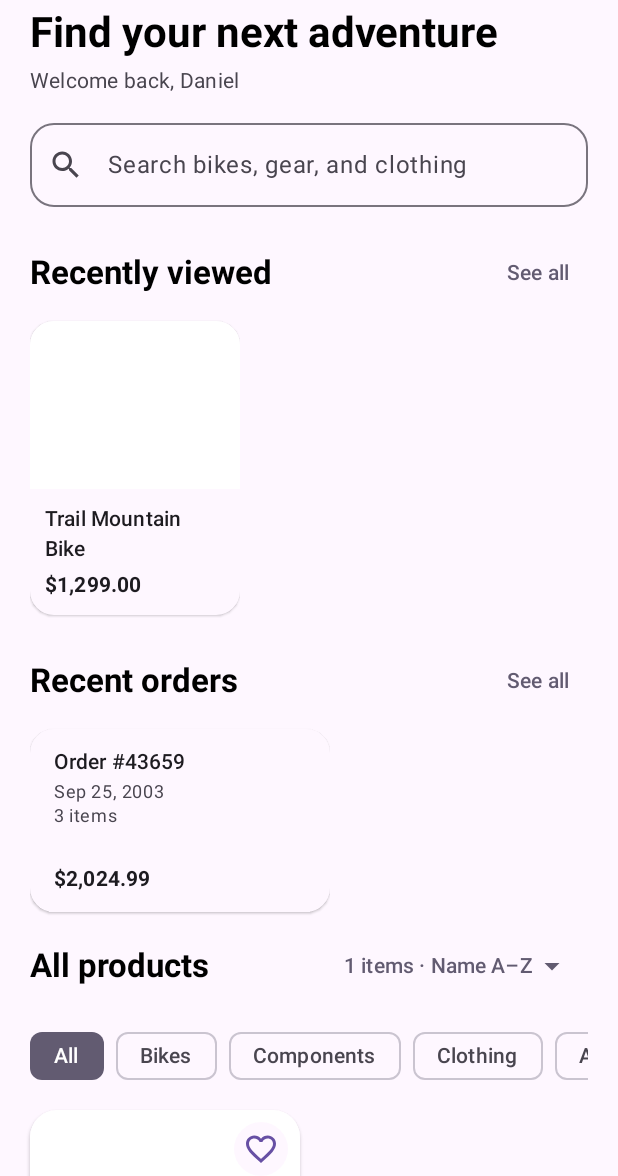
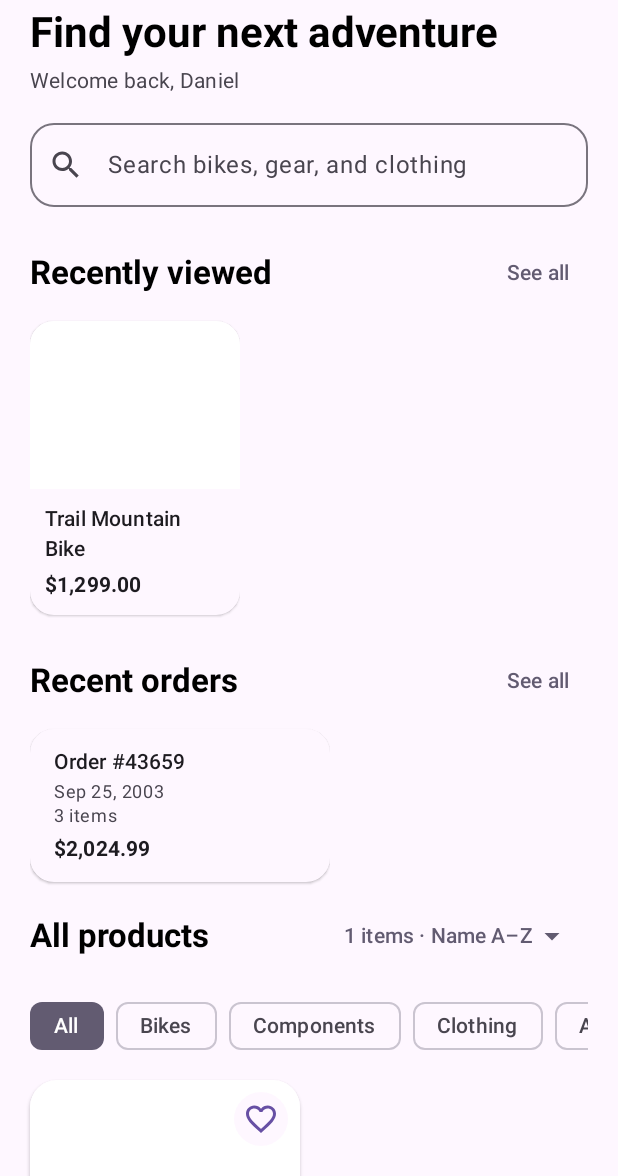
Before and after one commit to PNC-Mobile-Application-Capstone/Android-Capstone-Project, an Android app built with Jetpack Compose: the @Preview function CatalogScreenPreview, on a phone screen of 412 x 824 dp, the part 60-1236 px from its top. Run offline under Robolectric (Android 15) with nearby library versions, the phone set to English and light mode, and no system bars; our stand-ins replace Dagger/Hilt's generated code; 3 statements that could not run were skipped.

Commit message:
Move category chips below the products header, make recent orders scroll sideways, link order items to their products
- Catalog: put the category chips directly under the "All products"
  header and sort menu. A filter or sort change scrolls to that header.
- Catalog: show recent orders as compact fixed-width cards in a
  horizontal row instead of a vertical list.
- Order details: product names are tappable and open that product's
  screen (navigates to product/{id}).

```diff
--- a/app/src/main/java/com/pnc/adventureworksmobile/presentation/catalog/CatalogScreen.kt
+++ b/app/src/main/java/com/pnc/adventureworksmobile/presentation/catalog/CatalogScreen.kt
@@ -422,14 +422,13 @@ private fun RecentOrderCard(order: RecentOrderUiModel, onClick: () -> Unit) {
             Text(
                 text = order.itemSummary,
                 maxLines = 2,
-                minLines = 2,
                 overflow = TextOverflow.Ellipsis,
                 color = MaterialTheme.colorScheme.onSurfaceVariant,
                 style = MaterialTheme.typography.bodySmall,
             )
             Text(
                 text = order.total,
-                modifier = Modifier.padding(top = 8.dp),
+                modifier = Modifier.padding(top = 4.dp),
                 style = MaterialTheme.typography.titleSmall,
                 fontWeight = FontWeight.Bold,
             )
```
